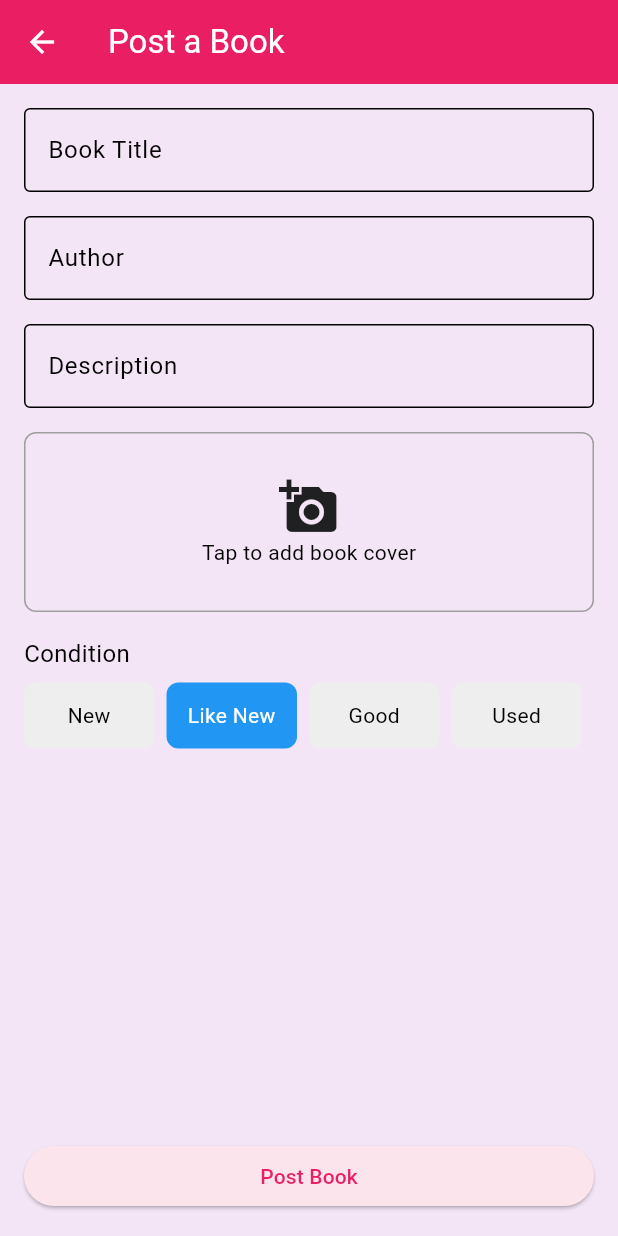
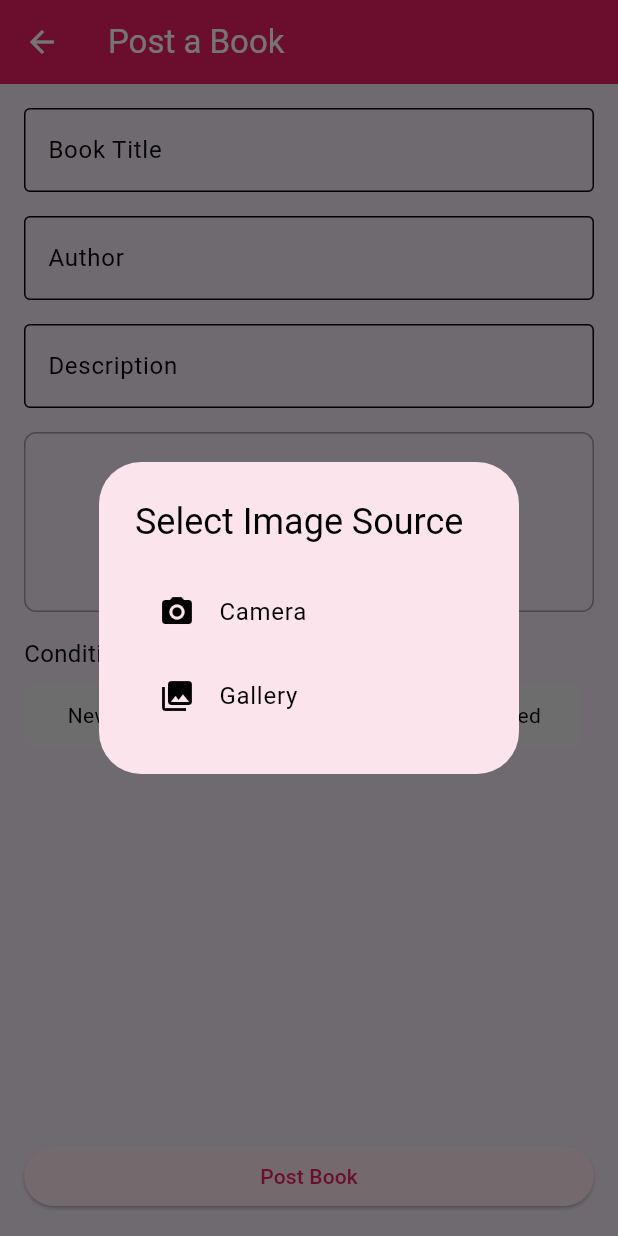
Before and after one commit to audreym101/bookswap_app, a Flutter app: the AddBookScreen screen opened directly, after a tap on "Tap to add book cover", on a phone screen of 412 x 824 dp. Run offline on Flutter 3.47's test engine with Material 3 defaults, Android fonts, the phone set to English and light mode, and no system bars; our stand-ins replace cloud_firestore, firebase_auth, firebase_core, firebase_storage, flutter_image_compress, image_picker and 1 more; accounts and stored records are empty.

Commit message:
fix: add camera option for image picker in emulator

```diff
--- a/lib/screens/add_book_screen.dart
+++ b/lib/screens/add_book_screen.dart
@@ -26,7 +26,33 @@ class _AddBookScreenState extends State<AddBookScreen> {
 
   Future<void> _pickImage() async {
     final picker = ImagePicker();
-    final picked = await picker.pickImage(source: ImageSource.gallery);
+
+    // Show options for camera or gallery
+    final source = await showDialog<ImageSource>(
+      context: context,
+      builder: (context) => AlertDialog(
+        title: const Text('Select Image Source'),
+        content: Column(
+          mainAxisSize: MainAxisSize.min,
+          children: [
+            ListTile(
+              leading: const Icon(Icons.camera_alt),
+              title: const Text('Camera'),
+              onTap: () => Navigator.pop(context, ImageSource.camera),
+            ),
+            ListTile(
+              leading: const Icon(Icons.photo_library),
+              title: const Text('Gallery'),
+              onTap: () => Navigator.pop(context, ImageSource.gallery),
+            ),
+          ],
+        ),
+      ),
+    );
+
+    if (source == null) return;
+
+    final picked = await picker.pickImage(source: source);
     if (picked == null) return;
 
 
@@ -55,10 +81,9 @@ class _AddBookScreenState extends State<AddBookScreen> {
     } catch (e) {
       if (mounted) {
         ScaffoldMessenger.of(context).showSnackBar(
-          const SnackBar(content: Text('Image upload failed')),
+          SnackBar(content: Text('Image upload failed: ${e.toString()}')),
         );
       }
-
     }
   }
 
```
